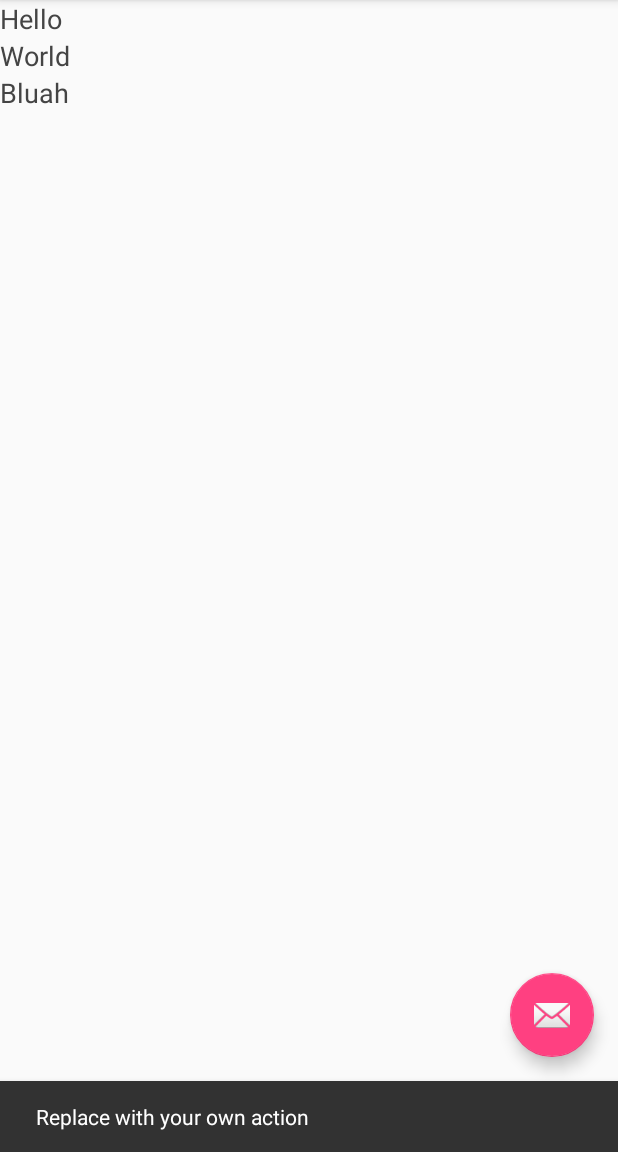
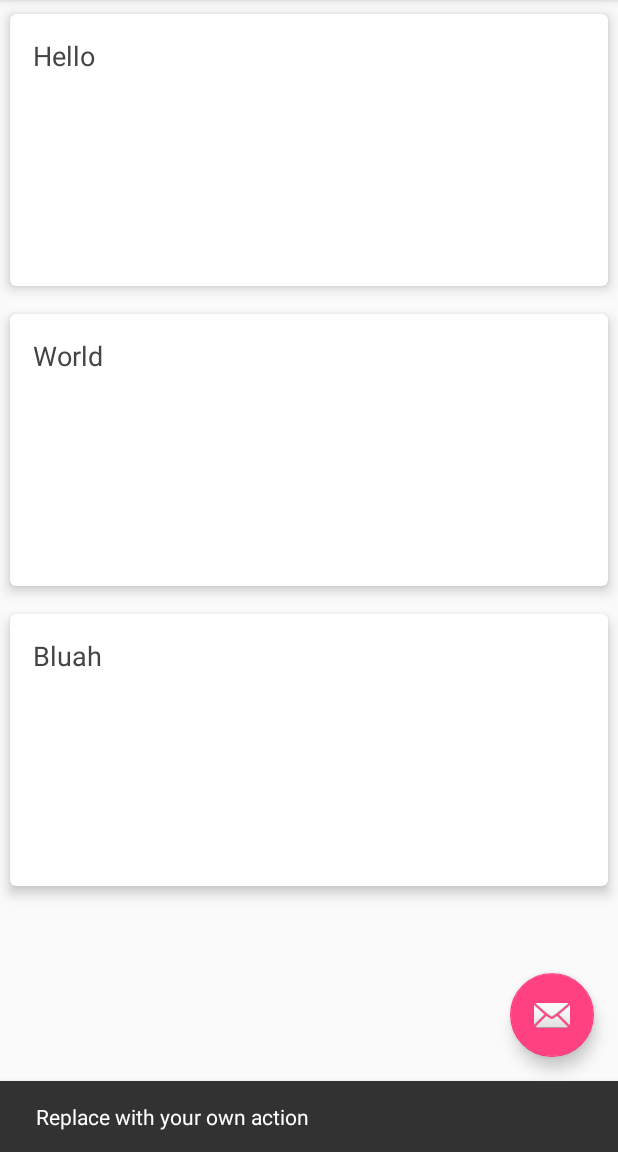
Before and after one commit to drew-smithies/BatTextR, an Android app: the screen it shows after launch (MainActivity), after a tap on an icon or button, on a phone screen of 412 x 824 dp, the part 84-1236 px from its top. Run offline under Robolectric (Android 15) with nearby library versions, the phone set to English and light mode, and no system bars.

Commit message:
Added card view items in recycler view

```diff
--- a/app/src/main/java/com/unlimited/penguins/battextr/AlertRecyclerAdapter.java
+++ b/app/src/main/java/com/unlimited/penguins/battextr/AlertRecyclerAdapter.java
@@ -1,31 +1,36 @@
 package com.unlimited.penguins.battextr;
 
+import android.support.v7.widget.CardView;
 import android.support.v7.widget.RecyclerView;
 import android.view.LayoutInflater;
 import android.view.ViewGroup;
 import android.widget.TextView;
 
+import org.w3c.dom.Text;
+
 /**
  * Created by Drew on 2/19/2017.
  */
 
-public class AlertRecyclerAdapter extends RecyclerView.Adapter<AlertRecyclerAdapter.ViewHolder> {
+class AlertRecyclerAdapter extends RecyclerView.Adapter<AlertRecyclerAdapter.ViewHolder> {
     private String[] mDataset;
 
     // Provide a reference to the views for each data item
     // Complex data items may need more than one view per item, and
     // you provide access to all the views for a data item in a view holder
-    public static class ViewHolder extends RecyclerView.ViewHolder {
+    static class ViewHolder extends RecyclerView.ViewHolder {
         // each data item is just a string in this case
-        public TextView mTextView;
-        public ViewHolder(TextView v) {
+        CardView mCardView;
+        TextView mTextView;
+        ViewHolder(CardView v) {
             super(v);
-            mTextView = v;
+            mCardView = v;
+            mTextView = (TextView) v.findViewById(R.id.card_text);
         }
     }
 
     // Provide a suitable constructor (depends on the kind of dataset)
-    public AlertRecyclerAdapter(String[] myDataset) {
+    AlertRecyclerAdapter(String[] myDataset) {
         mDataset = myDataset;
     }
 
@@ -34,8 +39,8 @@ public class AlertRecyclerAdapter extends RecyclerView.Adapter<AlertRecyclerAdap
     public AlertRecyclerAdapter.ViewHolder onCreateViewHolder(ViewGroup parent,
                                                    int viewType) {
         // create a new view
-        TextView v = (TextView) LayoutInflater.from(parent.getContext())
-                .inflate(R.layout.alert_card_text, parent, false);
+        CardView v = (CardView) LayoutInflater.from(parent.getContext())
+                .inflate(R.layout.alert_card, parent, false);
         // set the view's size, margins, paddings and layout parameters
         ViewHolder vh = new ViewHolder(v);
         return vh;
--- a/app/src/main/res/layout/alert_card.xml
+++ b/app/src/main/res/layout/alert_card.xml
@@ -1,21 +1,24 @@
 <?xml version="1.0" encoding="utf-8"?>
-<LinearLayout xmlns:android="http://schemas.android.com/apk/res/android"
-    xmlns:tools="http://schemas.android.com/tools"
-    xmlns:card_view="http://schemas.android.com/apk/res-auto"
-    android:layout_height="match_parent"
-    android:layout_width="match_parent">
+
 <!-- A CardView that contains a TextView -->
 <android.support.v7.widget.CardView
     xmlns:card_view="http://schemas.android.com/apk/res-auto"
+    xmlns:android="http://schemas.android.com/apk/res/android"
     android:id="@+id/card_view"
     android:layout_gravity="center"
-        android:layout_width="200dp"
-        android:layout_height="200dp"
-        card_view:cardCornerRadius="4dp">
+    android:layout_width="match_parent"
+    android:layout_height="@dimen/card_height"
+    card_view:cardCornerRadius="@dimen/card_corner_radius"
+    card_view:cardElevation="@dimen/card_elevation"
+    card_view:contentPadding="@dimen/card_padding"
+    card_view:cardUseCompatPadding="true" >
 
     <TextView
-            android:id="@+id/info_text"
+        android:id="@+id/card_text"
         android:layout_width="match_parent"
-            android:layout_height="match_parent" />
+        android:layout_height="match_parent"
+        android:textColor="@color/card_textColor"
+        android:textSize="@dimen/card_text_size"
+        />
+
 </android.support.v7.widget.CardView>
-    </LinearLayout>
--- a/app/src/main/res/values/colors.xml
+++ b/app/src/main/res/values/colors.xml
@@ -3,4 +3,7 @@
     <color name="colorPrimary">#3F51B5</color>
     <color name="colorPrimaryDark">#303F9F</color>
     <color name="colorAccent">#FF4081</color>
+
+    <!-- Card Text -->
+    <color name="card_textColor">#444</color>
 </resources>
--- a/app/src/main/res/values/dimens.xml
+++ b/app/src/main/res/values/dimens.xml
@@ -3,4 +3,12 @@
     <dimen name="activity_horizontal_margin">16dp</dimen>
     <dimen name="activity_vertical_margin">16dp</dimen>
     <dimen name="fab_margin">16dp</dimen>
+
+    <!-- Card dimensions -->
+    <dimen name="card_height">200dp</dimen>
+    <dimen name="card_width">200dp</dimen>
+    <dimen name="card_corner_radius">4dp</dimen>
+    <dimen name="card_text_size">18sp</dimen>
+    <dimen name="card_padding">15sp</dimen>
+    <dimen name="card_elevation">5dp</dimen>
 </resources>
```
Lines whose indentation alone changed are shown as unchanged.
